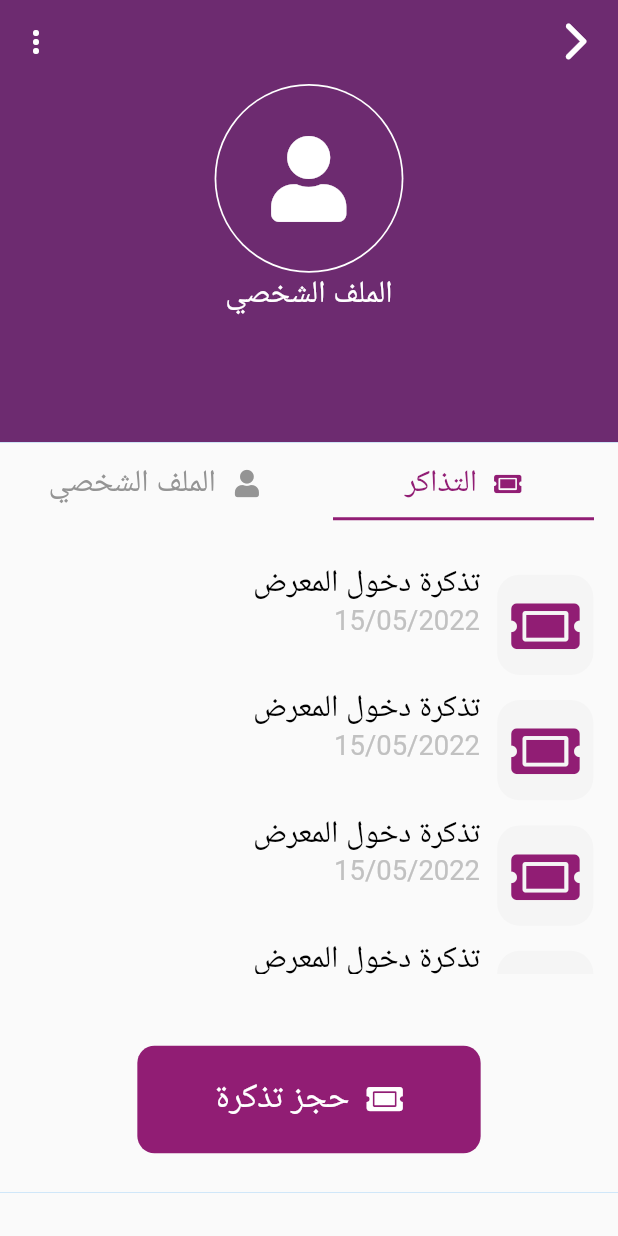
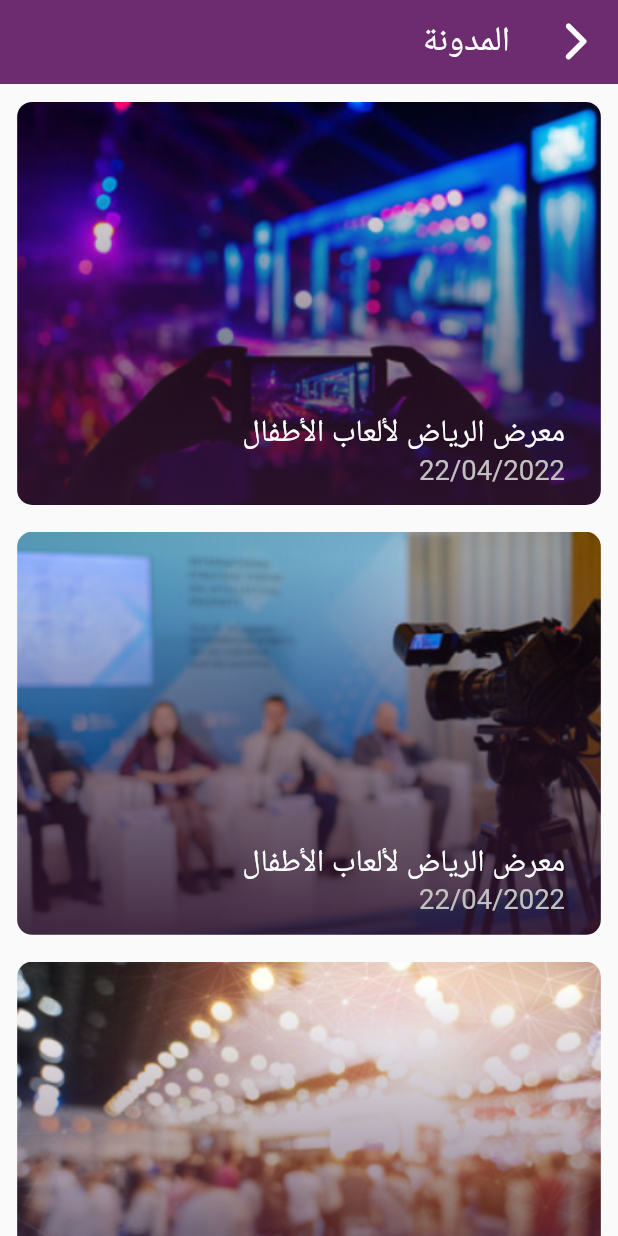
Before and after one commit to MohannadAzzam/toy_app, a Flutter app: the screen it shows after launch, on a phone screen of 412 x 824 dp. Run offline on Flutter 3.47's test engine with Material 2 defaults, Android fonts, the light colour scheme and no system bars; our stand-ins replace flutter_screenutil, get, google_fonts; Roboto replaces fonts that are missing (Cairo).

Commit message:
blog and details done

```diff
--- /dev/null
+++ b/lib/app/data/data_source/blog_data_list.dart
@@ -0,0 +1,7 @@
+import 'package:toy_app/app/data/models/bolg_data.dart';
+
+List<BlogData> blogDataList = [
+  BlogData(1, blogImage: "assets/images/blog_one.png", blogName: "معرض الرياض لألعاب الأطفال", blogDate: "22/04/2022"),
+  BlogData(2, blogImage: "assets/images/blog2.png", blogName: "معرض الرياض لألعاب الأطفال", blogDate: "22/04/2022"),
+  BlogData(3, blogImage: "assets/images/blog3.png", blogName: "معرض الرياض لألعاب الأطفال", blogDate: "22/04/2022"),
+];
--- /dev/null
+++ b/lib/app/data/models/bolg_data.dart
@@ -0,0 +1,11 @@
+class BlogData {
+  int id;
+  String blogImage;
+  String blogName;
+  String blogDate;
+
+  BlogData(this.id,
+      {required this.blogImage,
+      required this.blogName,
+      required this.blogDate});
+}
--- /dev/null
+++ b/lib/app/screens/from_drawer_screens/blog_page/blog_page.dart
@@ -0,0 +1,53 @@
+import 'package:flutter/material.dart';
+import 'package:get/get.dart';
+import 'package:toy_app/app/data/data_source/blog_data_list.dart';
+import 'package:toy_app/app/screens/auth/login/widgets/custom_text.dart';
+import 'package:toy_app/app/screens/from_drawer_screens/blog_page/widgets/custom_blog_card.dart';
+import 'package:toy_app/my_icons_icons.dart';
+
+class BlogPage extends StatelessWidget {
+  const BlogPage({Key? key}) : super(key: key);
+
+  @override
+  Widget build(BuildContext context) {
+    return Directionality(
+      textDirection: TextDirection.rtl,
+      child: Scaffold(
+        appBar: AppBar(
+          title: const CustomText(
+              textText: 'المدونة', color: Colors.white, fontSize: 20),
+          elevation: 0,
+          backgroundColor: const Color(0xff6D2B70),
+          leading: IconButton(
+            onPressed: () {
+              Get.back();
+            },
+            icon: const Icon(MyIcons.ionic_ios_arrow_back),
+          ),
+        ),
+        body: ListView.builder(
+          physics: const BouncingScrollPhysics(),
+            itemCount: blogDataList.length,
+            itemBuilder: (context, index) {
+              return CustomBlogCard(
+                blogData: blogDataList[index],
+                // onTap: ()=>        Get.to(() => BlogDetailsPage(blogData: blogData));
+                // onTap: () {
+                //   print("======================${blogDataList.first}");
+                //   var index1 = blogDataList.forEach((element) {
+                //     Get.to(() => BlogDetailsPage(
+                //           blogData: BlogData(element.id,
+                //               blogImage: element.blogImage,
+                //               blogName: element.blogName,
+                //               blogDate: element.blogDate),
+                //         ));
+                //     return print(element.id);
+                //   });
+                //   // print("$index1");
+                // },
+              );
+            }),
+      ),
+    );
+  }
+}
--- /dev/null
+++ b/lib/app/screens/from_drawer_screens/blog_page/widgets/custom_blog_card.dart
@@ -0,0 +1,63 @@
+import 'package:flutter/material.dart';
+import 'package:flutter_screenutil/flutter_screenutil.dart';
+import 'package:get/get.dart';
+import 'package:toy_app/app/data/models/bolg_data.dart';
+import 'package:toy_app/app/screens/auth/login/widgets/custom_text.dart';
+import 'package:toy_app/app/screens/from_drawer_screens/blog_page/blog_details_page.dart';
+
+class CustomBlogCard extends StatelessWidget {
+  final BlogData blogData;
+  final void Function()? onTap;
+
+  const CustomBlogCard({Key? key, required this.blogData, this.onTap})
+      : super(key: key);
+
+  @override
+  Widget build(BuildContext context) {
+    return InkWell(
+      onTap:
+          () {
+        Get.to(() => BlogDetailsPage(blogData: blogData));
+      //   // Navigator.push(
+      //   //     context,
+      //   //     MaterialPageRoute(
+      //   //         builder: (context)=> BlogDetailsPage(blogData: blogData)));
+      },
+      child: Container(
+        height: 225.h,
+        width: 400.w,
+        margin: EdgeInsets.only(
+            top: 10.h, left: 10.w, right: 10.w, bottom: 5.h),
+        decoration: BoxDecoration(
+          // color: Colors.transparent,
+          border: Border.all(color: Colors.transparent),
+          borderRadius: BorderRadius.circular(10),
+          image: DecorationImage(
+              image: AssetImage(
+                blogData.blogImage,
+              ),
+              fit: BoxFit.cover),
+        ),
+        child: Container(
+          // color: Colors.blue,
+          alignment: Alignment.bottomRight,
+          margin: EdgeInsets.only(left: 20.w, right: 20.w, bottom: 10.h),
+          child: Column(
+            crossAxisAlignment: CrossAxisAlignment.start,
+            mainAxisAlignment: MainAxisAlignment.end,
+            children: [
+              CustomText(
+                  textText: "${blogData.blogName}",
+                  color: Colors.white,
+                  fontSize: 18),
+              CustomText(
+                  textText: "${blogData.blogDate}",
+                  color: Color(0xffC1C1C1),
+                  fontSize: 16)
+            ],
+          ),
+        ),
+      ),
+    );
+  }
+}
--- a/lib/app/screens/from_drawer_screens/choose_exhibition_location/widgets/custom_radio_list_tile.dart
+++ b/lib/app/screens/from_drawer_screens/choose_exhibition_location/widgets/custom_radio_list_tile.dart
@@ -14,9 +14,9 @@ class CustomRadioListTile extends StatelessWidget {
   @override
   Widget build(BuildContext context) {
     return Container(
-      margin: EdgeInsets.only(bottom: 10.h),
-      width: 336.w,
-      // height: 67,
+      margin: EdgeInsets.only(bottom: 10.h,left: 20.h,right:  20.h),
+      // width: 336.w,
+      // height: 65,
       child: GetBuilder<ChooseExhibitionLocationPageController>(
           init: ChooseExhibitionLocationPageController(),
           builder: (controller) => RadioListTile(
--- a/lib/app/screens/profile/widgets/custom_button_with_icon.dart
+++ b/lib/app/screens/profile/widgets/custom_button_with_icon.dart
@@ -47,13 +47,13 @@ class CustomButtonWithIcon extends StatelessWidget {
             children: [
               Icon(
                 icon,
-                size: 24,
+                size: 20,
                 color: Colors.white,
               ),
               SizedBox(
-                width: 10.w,
+                width: 5.w,
               ),
-              CustomText(textText: text, color: Colors.white, fontSize: 20)
+              CustomText(textText: text, color: Colors.white, fontSize: 18)
             ],
           ),
         ),
--- a/lib/app/screens/profile/widgets/custom_tab_bar.dart
+++ b/lib/app/screens/profile/widgets/custom_tab_bar.dart
@@ -22,6 +22,7 @@ class CustomTabBar extends StatelessWidget {
               child: Container(
                 alignment: Alignment.center,
                 width: Get.width,
+                height: Get.height,
                 child: TabBar(
                   labelStyle:
                       GoogleFonts.cairo(textStyle: TextStyle(fontSize: 18.sp)),
@@ -70,9 +71,10 @@ class CustomTabBar extends StatelessWidget {
               Column(
                 children: [
                   Container(
-                    margin: EdgeInsets.only(top: 20.h),
-                    height: 230.h,
+                    // margin: EdgeInsets.only(top: 20.h),
+                    height: 290.h,
                     child: ListView.builder(
+                      physics: BouncingScrollPhysics(),
                         itemCount: profileTicketList.length,
                         itemBuilder: (context, index) {
                           return CustomProfileTicket(
@@ -83,11 +85,11 @@ class CustomTabBar extends StatelessWidget {
                     onTap: (){
 
                     },
-                      top: 40,
-                      bottom: 20,
+                      top: 15,
+                      bottom: 0,
                       left: 0,
                       right: 0,
-                      height: 60,
+                      height: 50,
                       width: 200,
                       icon: MyIcons.ticket,
                       text: 'حجز تذكرة')
--- a/lib/app/screens/profile/widgets/custom_tickets_profile.dart
+++ b/lib/app/screens/profile/widgets/custom_tickets_profile.dart
@@ -11,7 +11,7 @@ class CustomProfileTicket extends StatelessWidget {
   @override
   Widget build(BuildContext context) {
     return Container(
-      height: 70.h,
+      height: 60.h,
       margin: EdgeInsets.only( right: 5, left: 5),
       child: Row(
         // crossAxisAlignment: CrossAxisAlignment.center,
@@ -22,8 +22,8 @@ class CustomProfileTicket extends StatelessWidget {
                 color: Color(0xffF5F5F5),
                 border: Border.all(color: Colors.transparent),
                 borderRadius: BorderRadius.all(Radius.circular(15))),
-            width: 56.w,
-            height: 56.h,
+            width: 50.w,
+            height: 50.h,
             child: Icon(
               MyIcons.ticket,
               size: 40.r,
@@ -32,17 +32,17 @@ class CustomProfileTicket extends StatelessWidget {
           ),
           Column(
             crossAxisAlignment: CrossAxisAlignment.start,
-            // mainAxisAlignment: MainAxisAlignment.center,
+            mainAxisAlignment: MainAxisAlignment.center,
             children: [
               CustomText(
                   textText:"${profileTicket.ticketName}" ,
 
                   color: Colors.black,
-                  fontSize: 18),
+                  fontSize: 16),
               CustomText(
                   textText: '${profileTicket.ticketDate}',
                   color: Color(0xffC1C1C1),
-                  fontSize: 16)
+                  fontSize: 14)
             ],
           )
         ],
--- a/lib/main.dart
+++ b/lib/main.dart
@@ -1,9 +1,10 @@
 import 'package:flutter/material.dart';
 import 'package:flutter_screenutil/flutter_screenutil.dart';
 import 'package:get/get.dart';
+import 'package:toy_app/app/screens/from_drawer_screens/blog_page/blog_page.dart';
 
 
-import 'package:toy_app/app/screens/profile/profile_page.dart';
+
 
 
 void main() {
@@ -26,7 +27,7 @@ class MyApp extends StatelessWidget {
           home: child,
         );
       },
-      child: const ProfilePage(),
+      child: const BlogPage(),
     );
   }
 }
```
Also changed, not shown: lib/app/screens/from_drawer_screens/blog_page/blog_details_page.dart (added, +75 -0 lines), lib/app/screens/from_drawer_screens/choose_exhibition_location/chosoe_exhibition_location_page.dart (+7 -7 lines), lib/app/testPage.dart (+27 -26 lines), assets/images/blog2.png (added), assets/images/blog3.png (added), assets/images/blog_one.png (added).
